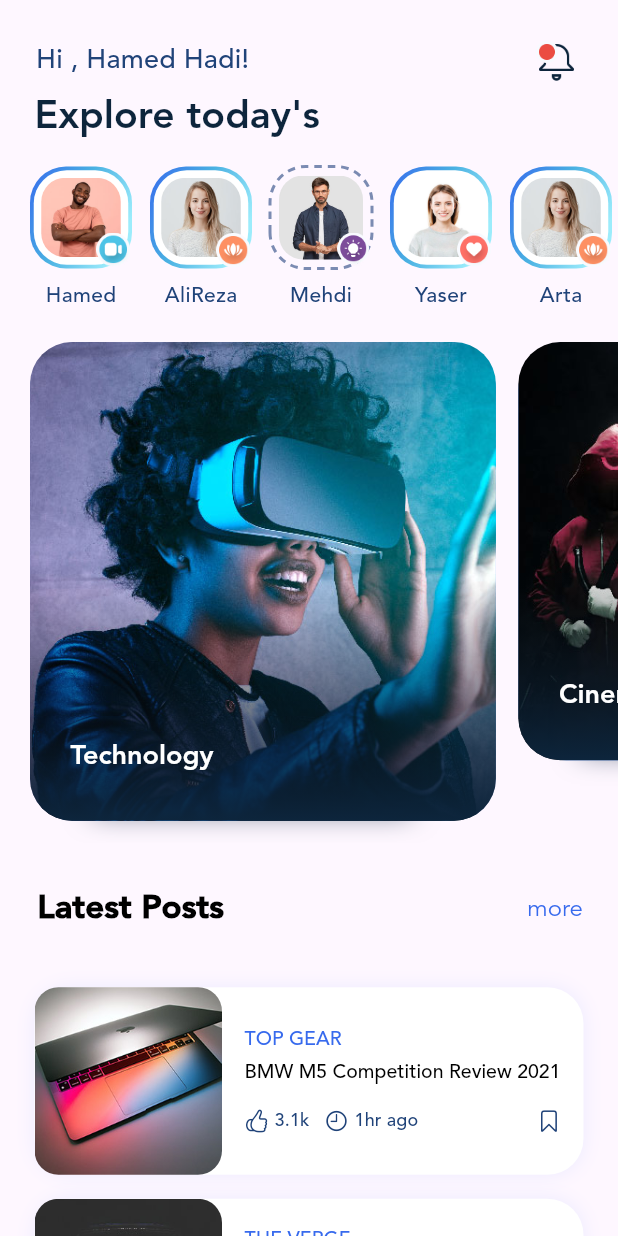
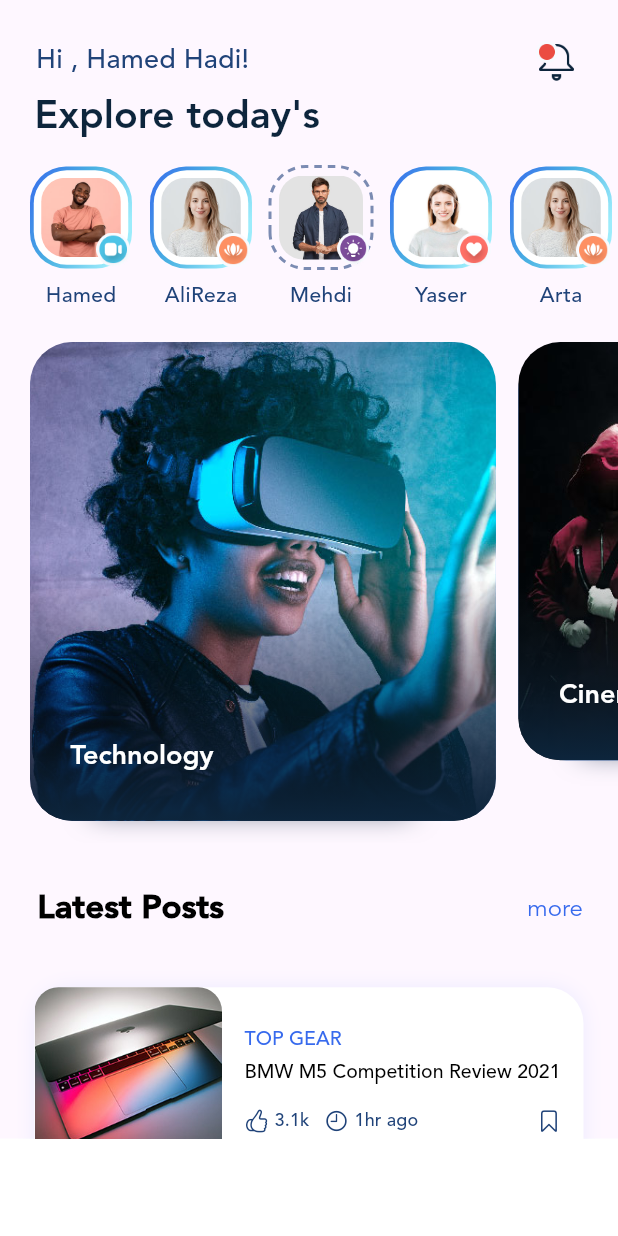
Before and after one commit to ispahbod/flutter_blog_app, a Flutter app: the HomeScreen screen opened directly, on a phone screen of 412 x 824 dp. Run offline on Flutter 3.47's test engine with Material 3 defaults, Android fonts, the phone set to English and light mode, and no system bars; drawn by our look-alikes of dotted_border.

Commit message:
Finish BottomNavigation section

```diff
--- a/lib/pages/home_page.dart
+++ b/lib/pages/home_page.dart
@@ -13,10 +13,12 @@ class HomeScreen extends StatelessWidget {
     final ThemeData _theme = Theme.of(context);
     final stories = AppDatabase.stories;
     final posts = AppDatabase.posts;
-    return Scaffold(
+    return Padding(
+      padding: const EdgeInsets.only(bottom: 65),
+      child: Scaffold(
         body: SafeArea(
           child: SingleChildScrollView(
-          physics: BouncingScrollPhysics(),
+            physics: const BouncingScrollPhysics(),
             child: Column(
               crossAxisAlignment: CrossAxisAlignment.start,
               children: [
@@ -44,16 +46,16 @@ class HomeScreen extends StatelessWidget {
                 ),
                 Padding(
                   padding: const EdgeInsets.fromLTRB(5, 0, 0, 0),
-                child: _CategoryList(),
+                  child: const _CategoryList(),
                 ),
-              Padding(
-                padding: EdgeInsets.fromLTRB(25, 20, 10, 20),
-                child: _PostList(),
+                const Padding(
+                  padding: const EdgeInsets.fromLTRB(25, 20, 10, 20),
+                  child: const _PostList(),
                 ),
                 Padding(
                   padding: const EdgeInsets.fromLTRB(13, 0, 13, 0),
                   child: ListView.builder(
-                  physics: ClampingScrollPhysics(),
+                    physics: const ClampingScrollPhysics(),
                     itemCount: posts.length,
                     itemExtent: 141,
                     shrinkWrap: true,
@@ -64,6 +66,7 @@ class HomeScreen extends StatelessWidget {
                   ),
                 ),
               ],
+            ),
           ),
         ),
       ),
```
Also changed, not shown: lib/main.dart (+122 -3 lines). Lines whose indentation alone changed are shown as unchanged.
